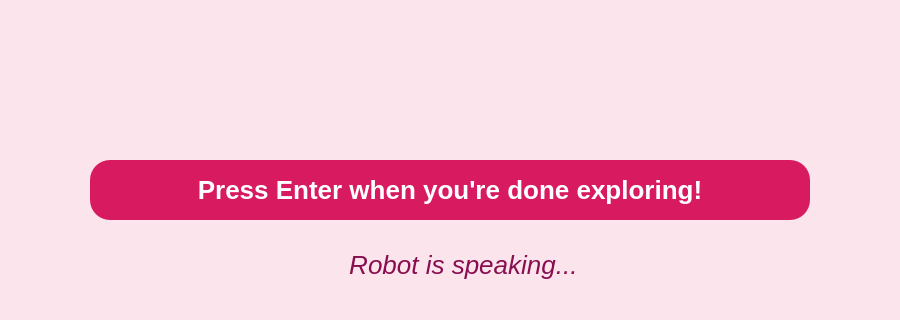
The window that ui/exploreUI.ui (zenBandara/akshi-robot-main) describes before a commit, drawn with Qt 5; both pictures show x 0 to 900 and y 380 to 700 of the 900 by 700 pixel window.
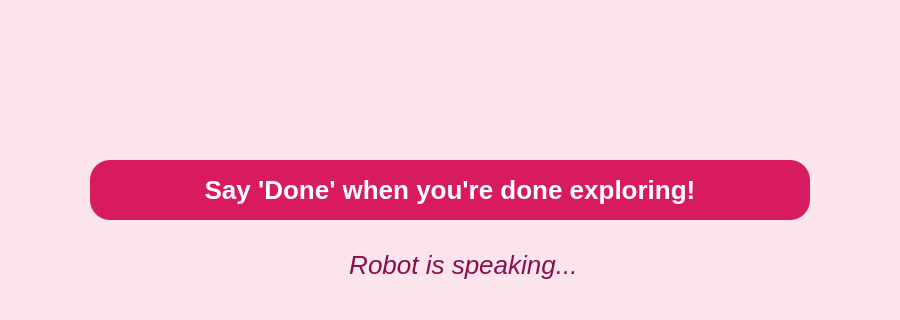
The same window after the commit.

What changed in the file:
```diff
--- a/ui/exploreUI.ui
+++ b/ui/exploreUI.ui
@@ -57,7 +57,7 @@
    <!-- Action Prompt -->
    <item>
     <widget class="QLabel" name="prompt_label">
-     <property name="text"><string>Press Enter when you're done exploring!</string></property>
+     <property name="text"><string>Say 'Done' when you're done exploring!</string></property>
      <property name="alignment"><set>Qt::AlignCenter</set></property>
      <property name="styleSheet"><string>font-size: 26px; font-weight: bold; color: white; background-color: #D81B60; border-radius: 20px; padding: 15px; margin: 0px 50px;</string></property>
     </widget>
```
